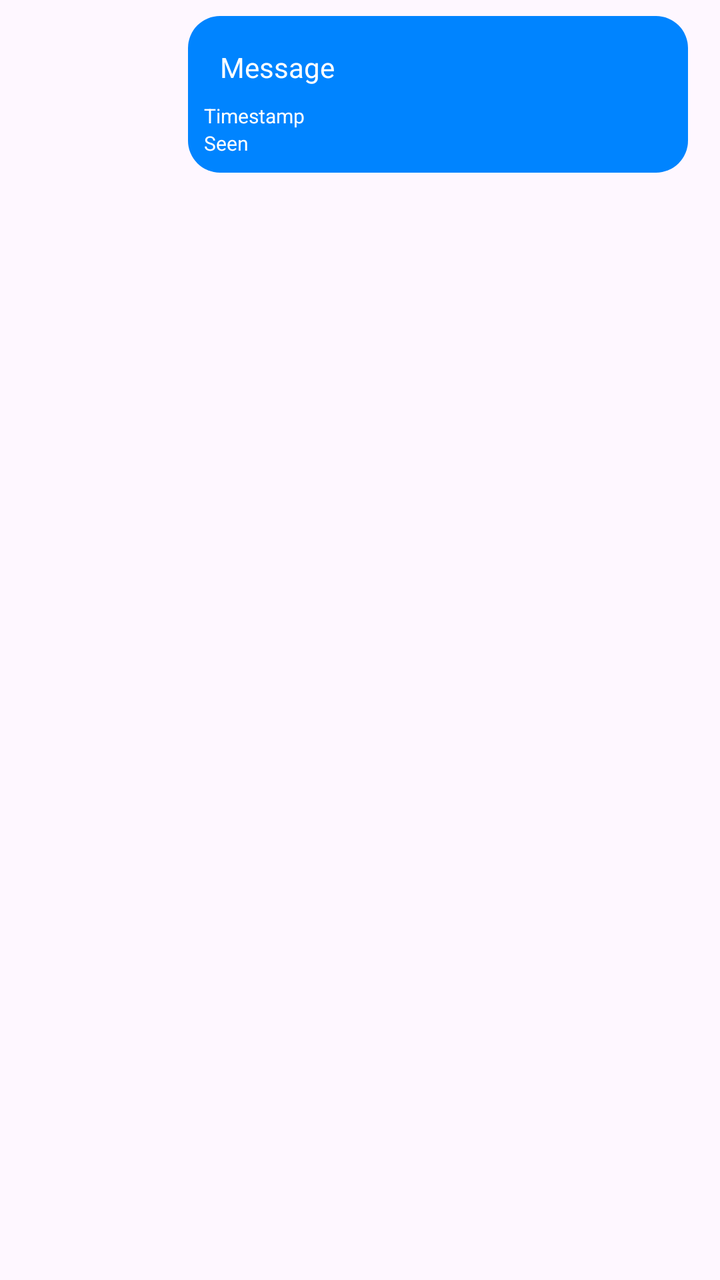
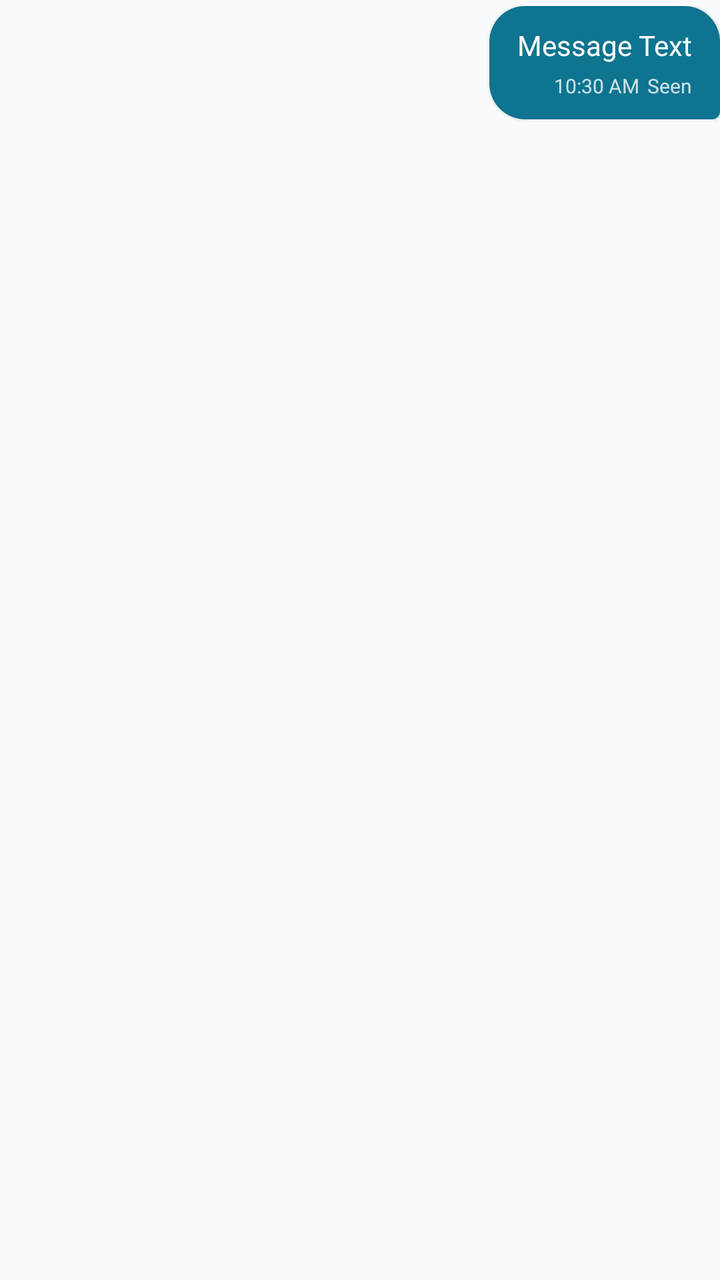

Before-and-after screenshots of an Android layout around one commit, followed by the original layout XML and the change that was made.
<!-- AndroidManifest.xml: application theme Theme.CARENEST -->
<!-- res/layout/item_message_sender.xml -->
<?xml version="1.0" encoding="utf-8"?>
<RelativeLayout
    android:layout_width="match_parent"
    android:layout_height="wrap_content"
    xmlns:android="http://schemas.android.com/apk/res/android">

    <LinearLayout
        android:layout_width="250dp"
        android:layout_height="wrap_content"
        android:orientation="vertical"
        android:background="@drawable/message_background_sender"
        android:padding="8dp"
        android:layout_alignParentEnd="true"
        android:layout_marginEnd="16dp"
        android:layout_marginTop="8dp">

        <TextView
            android:id="@+id/messageTextView"
            android:layout_width="wrap_content"
            android:layout_height="wrap_content"
            android:text="Message"
            android:textColor="@android:color/white"
            android:padding="8dp"/>

        <TextView
            android:id="@+id/timestampTextView"
            android:layout_width="wrap_content"
            android:layout_height="wrap_content"
            android:text="Timestamp"
            android:textColor="@android:color/white"
            android:textSize="10sp"/>

        <TextView
            android:id="@+id/seenTextView"
            android:layout_width="wrap_content"
            android:layout_height="wrap_content"
            android:text="Seen"
            android:textColor="@android:color/white"
            android:textSize="10sp"/>
    </LinearLayout>
</RelativeLayout>
<!-- resources referenced by this layout -->
<resources>
  <!-- drawable message_background_sender (drawable) -->
  <?xml version="1.0" encoding="utf-8"?>
  <shape xmlns:android="http://schemas.android.com/apk/res/android">
      <solid android:color="#0084ff"/>
      <corners android:radius="16dp"/>
  </shape>
  <style name="Theme.CARENEST" parent="Base.Theme.CARENEST" />
  <style name="Base.Theme.CARENEST" parent="Theme.Material3.DayNight.NoActionBar">
          
          
      </style>
</resources>

<!-- the commit's change to res/layout/item_message_sender.xml (unified diff, before → after) -->
@@ -1,41 +1,54 @@
 <?xml version="1.0" encoding="utf-8"?>
-<RelativeLayout
+<RelativeLayout xmlns:android="http://schemas.android.com/apk/res/android"
     android:layout_width="match_parent"
     android:layout_height="wrap_content"
-    xmlns:android="http://schemas.android.com/apk/res/android">
+    android:paddingVertical="3dp">
 
     <LinearLayout
-        android:layout_width="250dp"
+        android:layout_width="wrap_content"
         android:layout_height="wrap_content"
+        android:layout_alignParentEnd="true"
+        android:layout_marginStart="64dp"
+        android:background="@drawable/message_background_sender"
+        android:elevation="1dp"
+        android:maxWidth="280dp"
         android:orientation="vertical"
-        android:background="@drawable/message_background_sender"
-        android:padding="8dp"
-        android:layout_alignParentEnd="true"
-        android:layout_marginEnd="16dp"
-        android:layout_marginTop="8dp">
+        android:paddingHorizontal="14dp"
+        android:paddingVertical="10dp">
 
         <TextView
             android:id="@+id/messageTextView"
             android:layout_width="wrap_content"
             android:layout_height="wrap_content"
-            android:text="Message"
-            android:textColor="@android:color/white"
-            android:padding="8dp"/>
+            android:lineSpacingExtra="2dp"
+            android:text="Message Text"
+            android:textColor="@color/white"
+            android:textSize="14sp" />
 
-        <TextView
-            android:id="@+id/timestampTextView"
+        <LinearLayout
             android:layout_width="wrap_content"
             android:layout_height="wrap_content"
-            android:text="Timestamp"
-            android:textColor="@android:color/white"
-            android:textSize="10sp"/>
+            android:layout_gravity="end"
+            android:layout_marginTop="4dp"
+            android:gravity="center_vertical"
+            android:orientation="horizontal">
 
-        <TextView
-            android:id="@+id/seenTextView"
-            android:layout_width="wrap_content"
-            android:layout_height="wrap_content"
-            android:text="Seen"
-            android:textColor="@android:color/white"
-            android:textSize="10sp"/>
+            <TextView
+                android:id="@+id/timestampTextView"
+                android:layout_width="wrap_content"
+                android:layout_height="wrap_content"
+                android:text="10:30 AM"
+                android:textColor="#CCFFFFFF"
+                android:textSize="10sp" />
+
+            <TextView
+                android:id="@+id/seenTextView"
+                android:layout_width="wrap_content"
+                android:layout_height="wrap_content"
+                android:layout_marginStart="4dp"
+                android:text="Seen"
+                android:textColor="#CCFFFFFF"
+                android:textSize="10sp" />
+        </LinearLayout>
     </LinearLayout>
 </RelativeLayout>
<!-- resource entries referenced after the edit -->
@@ -1,15 +1,53 @@
 <!-- resources referenced by this layout -->
 <resources>
+  <color name="white">#FFFFFF</color>
   <!-- drawable message_background_sender (drawable) -->
   <?xml version="1.0" encoding="utf-8"?>
   <shape xmlns:android="http://schemas.android.com/apk/res/android">
-      <solid android:color="#0084ff"/>
-      <corners android:radius="16dp"/>
+      <solid android:color="@color/primary"/>
+      <corners
+          android:topLeftRadius="18dp"
+          android:topRightRadius="18dp"
+          android:bottomLeftRadius="18dp"
+          android:bottomRightRadius="4dp"/>
   </shape>
   <style name="Theme.CARENEST" parent="Base.Theme.CARENEST" />
+  <color name="primary">#0E7490</color>
   <style name="Base.Theme.CARENEST" parent="Theme.Material3.DayNight.NoActionBar">
           
+          <item name="colorPrimary">@color/primary</item>
+          <item name="colorOnPrimary">@color/white</item>
+          <item name="colorPrimaryContainer">@color/primary_container</item>
+          <item name="colorOnPrimaryContainer">@color/on_primary_container</item>
+  
+          <item name="colorSecondary">@color/secondary</item>
+          <item name="colorOnSecondary">@color/white</item>
+          <item name="colorSecondaryContainer">@color/secondary_container</item>
+          <item name="colorOnSecondaryContainer">@color/on_secondary_container</item>
+  
+          <item name="android:colorBackground">@color/background</item>
+          <item name="colorSurface">@color/surface</item>
+          <item name="colorOnSurface">@color/text_primary</item>
+          <item name="colorSurfaceVariant">@color/surface_variant</item>
+          <item name="colorOnSurfaceVariant">@color/text_secondary</item>
+  
+          <item name="colorOutline">@color/divider</item>
+  
           
+          <item name="android:statusBarColor">@color/surface</item>
+          <item name="android:windowLightStatusBar">true</item>
+          <item name="android:navigationBarColor">@color/surface</item>
       </style>
+  <color name="primary_container">#E0F2FE</color>
+  <color name="on_primary_container">#0C4A6E</color>
+  <color name="secondary">#0284C7</color>
+  <color name="secondary_container">#BAE6FD</color>
+  <color name="on_secondary_container">#0369A1</color>
+  <color name="background">#F8FAFC</color>
+  <color name="surface">#FFFFFF</color>
+  <color name="text_primary">#0F172A</color>
+  <color name="surface_variant">#F1F5F9</color>
+  <color name="text_secondary">#475569</color>
+  <color name="divider">#E2E8F0</color>
 </resources>
 
